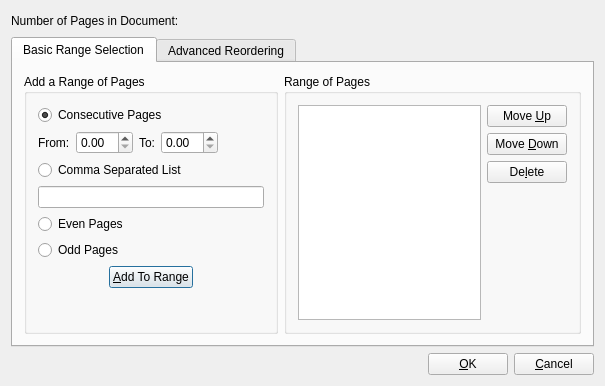
Before: the Qt Designer form scribus/ui/createrange.ui in scribusproject/scribus, drawn with Qt 5.
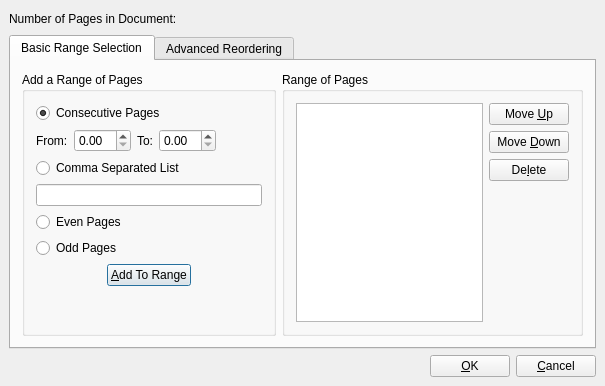
After: the same form once the commit is applied. Custom widgets are drawn as their Qt base class.

Commit message: #16415: Fix default dialog margins <bubu>

What changed in the file:
```diff
--- a/scribus/ui/createrange.ui
+++ b/scribus/ui/createrange.ui
@@ -14,6 +14,18 @@
    <string>Create Range</string>
   </property>
   <layout class="QGridLayout">
+   <property name="leftMargin">
+    <number>9</number>
+   </property>
+   <property name="topMargin">
+    <number>9</number>
+   </property>
+   <property name="rightMargin">
+    <number>9</number>
+   </property>
+   <property name="bottomMargin">
+    <number>9</number>
+   </property>
    <item row="0" column="0">
     <layout class="QHBoxLayout">
      <item>
```
The commit also changes 8 other files.
